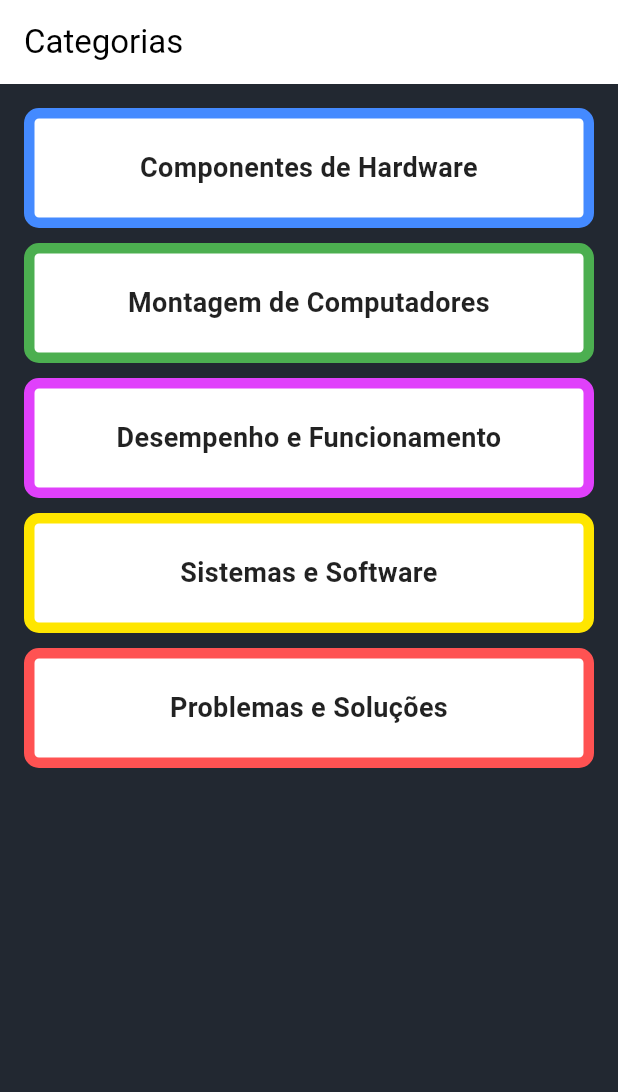
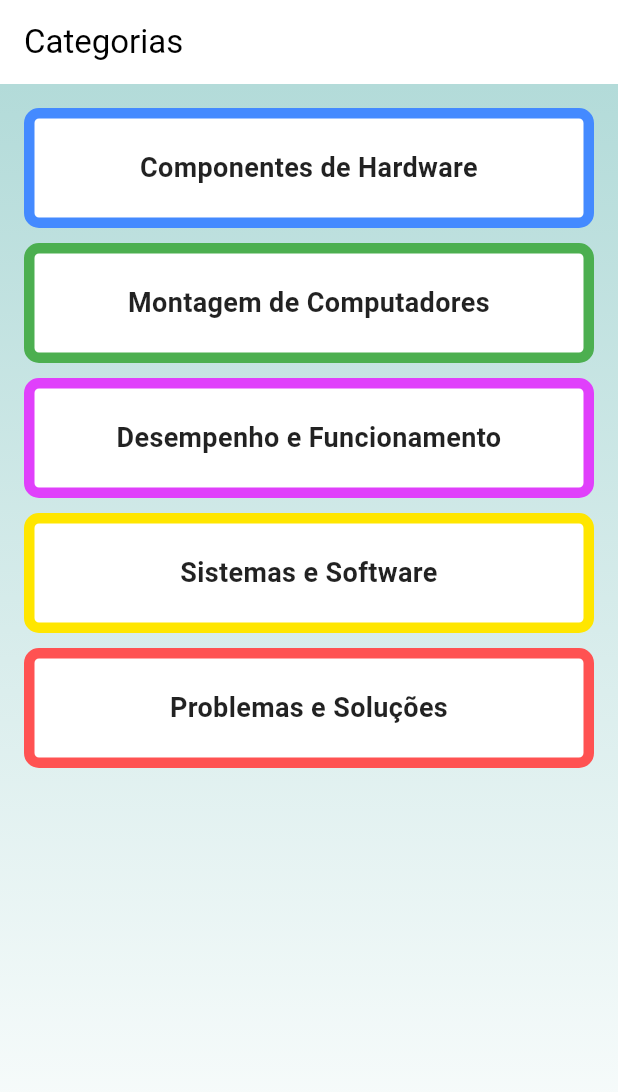
Before and after one commit to DavidSFreire/ctrl-alt-build, a Flutter app: the CategorySelectionScreen screen opened directly, on a phone screen of 412 x 824 dp. Shown: the top 1092 px of the screen. Run offline on Flutter 3.47's test engine with Material 3 defaults, Android fonts, the phone set to English and light mode, and no system bars.

```diff
--- a/lib/screens/category_selection_screen.dart
+++ b/lib/screens/category_selection_screen.dart
@@ -18,7 +18,14 @@ class CategorySelectionScreen extends StatelessWidget {
       ),
       body: Container(
         decoration: const BoxDecoration(
-          color: Color(0xFF222831), // Fundo escuro, similar ao da imagem
+          gradient: LinearGradient( // Fundo com gradiente sutil
+            begin: Alignment.topCenter,
+            end: Alignment.bottomCenter,
+            colors: [
+              Color.fromARGB(255, 179, 219, 217), // Tom de verde claro
+              Colors.white,
+            ],
+          ),
         ),
         child: GridView.builder(
           padding: const EdgeInsets.all(16.0),
```
Also changed, not shown: 1 other file.
